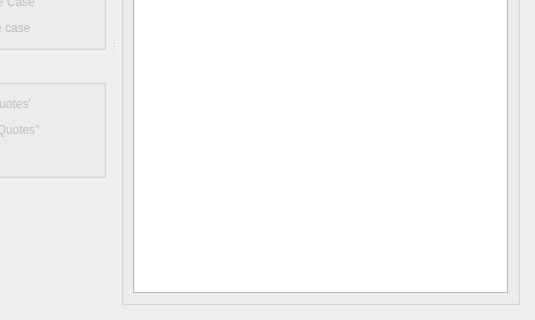
Above: src/ui/main_window.ui from riteshkarmakar/auto-clipboard-cleaner before the change; both pictures show x 265 to 800 and y 280 to 600 of the 800 by 600 pixel window. Below: the same form after it.
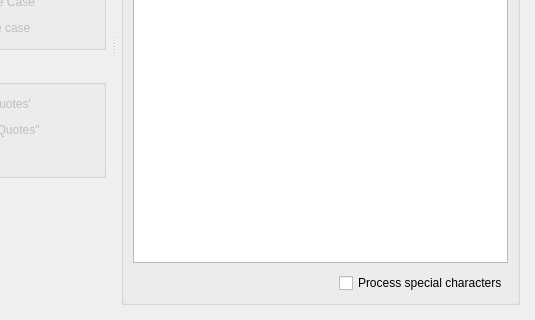
That is the form after the change. Icons and pictures are not drawn.

Commit message: Feat: Add option to process special characters in find/replace

Diff of the .ui file:
```diff
--- a/src/ui/main_window.ui
+++ b/src/ui/main_window.ui
@@ -362,6 +362,13 @@
              </item>
             </layout>
            </item>
+           <item row="4" column="0" colspan="2" alignment="Qt::AlignRight">
+            <widget class="QCheckBox" name="checkBox_process_special_characters">
+             <property name="text">
+              <string>Process special characters</string>
+             </property>
+            </widget>
+           </item>
           </layout>
          </widget>
         </item>
```
Left out of the diff: 23 changed lines with no effect on the pictures. The commit also changes 4 other files.
